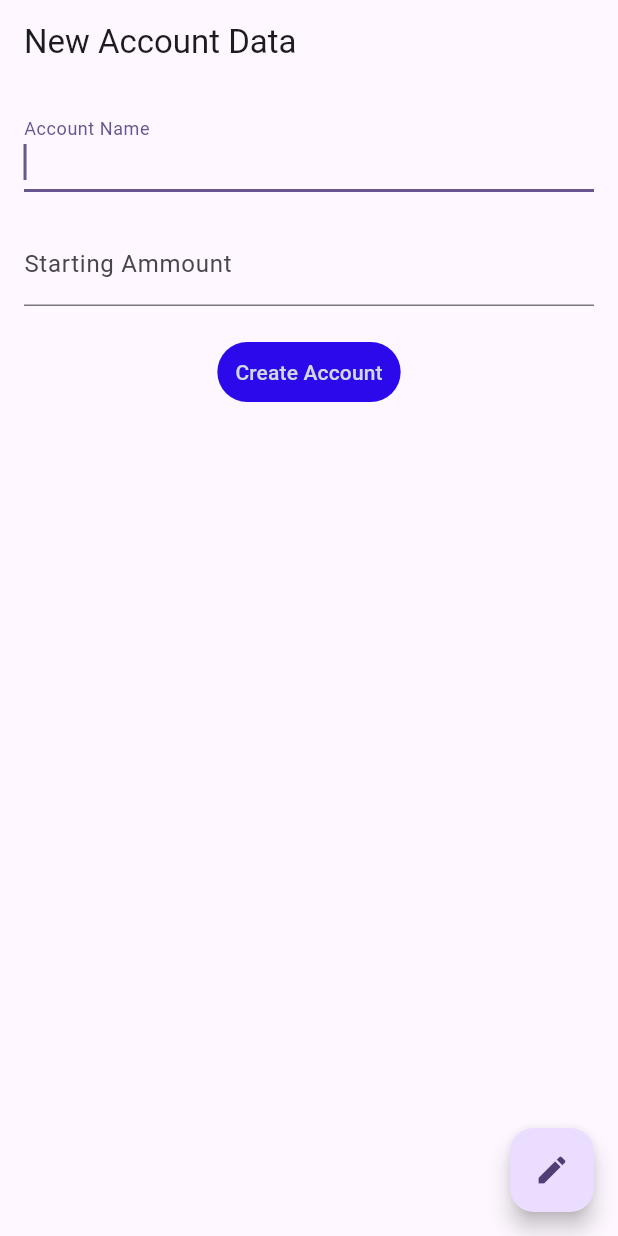
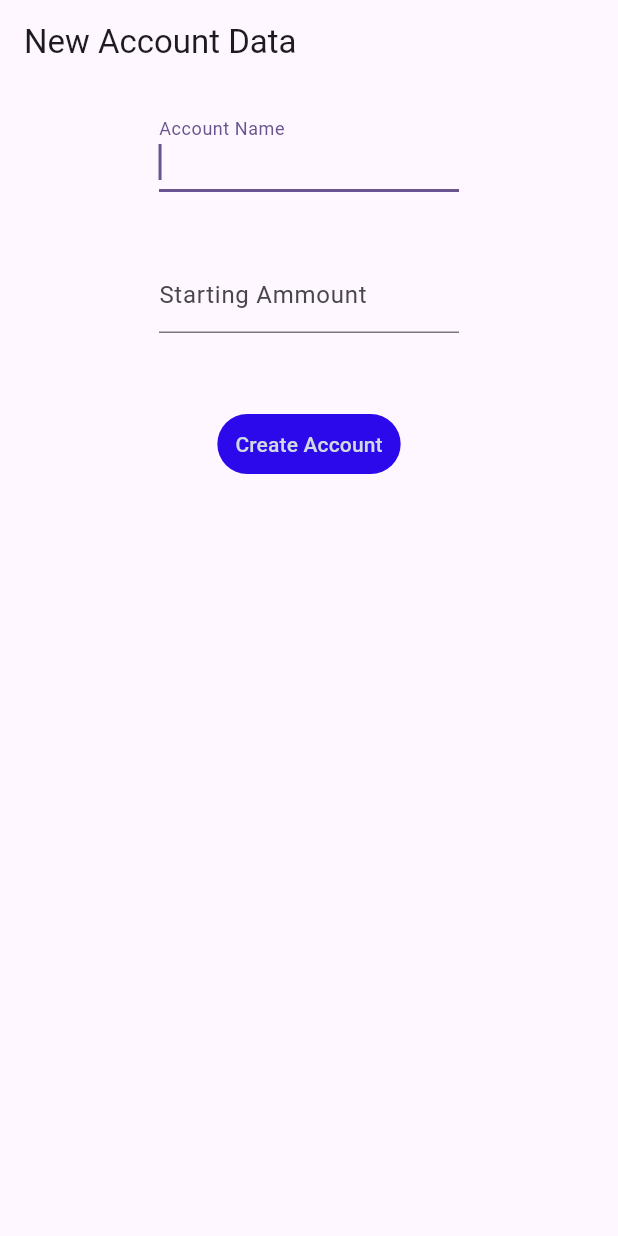
Before and after one commit to Bheck890/Finance_Helper, a Flutter app: the NewAccount screen opened directly, after a tap on "Create Account", on a phone screen of 412 x 824 dp. Run offline on Flutter 3.47's test engine with Material 3 defaults, Android fonts, the phone set to English and light mode, and no system bars; our stand-ins replace font_awesome_flutter, sqflite_common_ffi; accounts and stored records are empty.

Commit message:
Created Account Text Boxes
Added the account and Data Boxes
next is the database and transaction

```diff
--- a/lib/Pages/NewData/new_account.dart
+++ b/lib/Pages/NewData/new_account.dart
@@ -1,4 +1,5 @@
 import 'package:flutter/material.dart';
+import 'package:flutter/services.dart';
 
 void main() => runApp(const MyApp());
 
@@ -41,6 +42,11 @@ class NewAccountState extends State<NewAccount> {
   // not a GlobalKey<MyCustomFormState>.
   //final _formKey = GlobalKey<FormState>();
 
+  // Create a text controller and use it to retrieve the current value
+  // of the TextField.
+  final _nameText = TextEditingController();
+  final _ammountText = TextEditingController();
+
   late FocusNode myFocusNode;
 
   @override
@@ -67,38 +73,67 @@ class NewAccountState extends State<NewAccount> {
         title: const Text('New Account Data'),
         automaticallyImplyLeading: false,
       ),
+
       body: Padding(
         padding: const EdgeInsets.all(16),
+        child: Center(
+
         child: Column(
+
           children: [
             // The first text field is focused on as soon as the app starts.
-            const TextField(
+            SizedBox(
+              width: 200,
+              height: 100,
+              child: TextField(
+
+                maxLength: 20,
                 autofocus: true,
-              decoration: InputDecoration(
+                controller: _nameText,
+                decoration: const InputDecoration(
                   border: UnderlineInputBorder(),
                   labelText: 'Account Name',
+                  counterText: "",
                 ),
               ),
-            Container(
-                width: 50,
-                height: 20,
-                //color: Colors.red,
             ),
             // The second text field is focused on when a user taps the
             // FloatingActionButton.
-            TextField(
+
+            SizedBox(
+              width: 200,
+              height: 50,
+
+              child: TextField(
+                controller: _ammountText,
+                maxLength: 16,
+                // keyboardType: TextInputType.number,
+                inputFormatters: <TextInputFormatter>[
+                  FilteringTextInputFormatter.allow(RegExp(r'^\d+\.?\d{0,2}')),
+                ],
+                //inputFormatters: [DecimalTextInputFormatter(decimalRange: 1)],
+                keyboardType: const TextInputType.numberWithOptions(decimal: true),
                 decoration: const InputDecoration(
                   border: UnderlineInputBorder(),
                   labelText: 'Starting Ammount',
+                  prefix: Text(
+                    "\$",
+                    textAlign: TextAlign.right,
+                    textDirection: TextDirection.rtl,
+                  ),
+                  prefixStyle: TextStyle(),
+                  counterText: "",
                 ),
                 focusNode: myFocusNode,
 
               ),
+            ),
 
-            Container(
-                width: 50,
-                height: 20,
+            const SizedBox(
+              width: 200,
+              height: 50,
             ),
+
 
             TextButton(
               //padding: const EdgeInsets.symmetric(horizontal: 16),
@@ -108,23 +143,24 @@ class NewAccountState extends State<NewAccount> {
                 disabledForegroundColor: Colors.red.withOpacity(0.38),
               ),
               onPressed: () {
+
+                String name = _nameText.text;
+                String ammount = _ammountText.text;
+                if(name.isEmpty || ammount.isEmpty)
+                {
+                  print("Invalid Input");
+                  return;
+                }
+
                 // ignore: avoid_print
-                print("Add account");
+                print("Add account ${name} - ${ammount}");
               },
               child: const Text('Create Account'),
             )
           ],
         ),
         ),
-      floatingActionButton: FloatingActionButton(
-        // When the button is pressed,
-        // give focus to the text field using myFocusNode.
-        onPressed: () => {
-          myFocusNode.requestFocus()
-        },
-        tooltip: 'Focus Second Text Field',
-        child: const Icon(Icons.edit),
-      ), // This trailing comma makes auto-formatting nicer for build methods.
+      ),
     );
   }
 }
```
Lines whose indentation alone changed are shown as unchanged.
